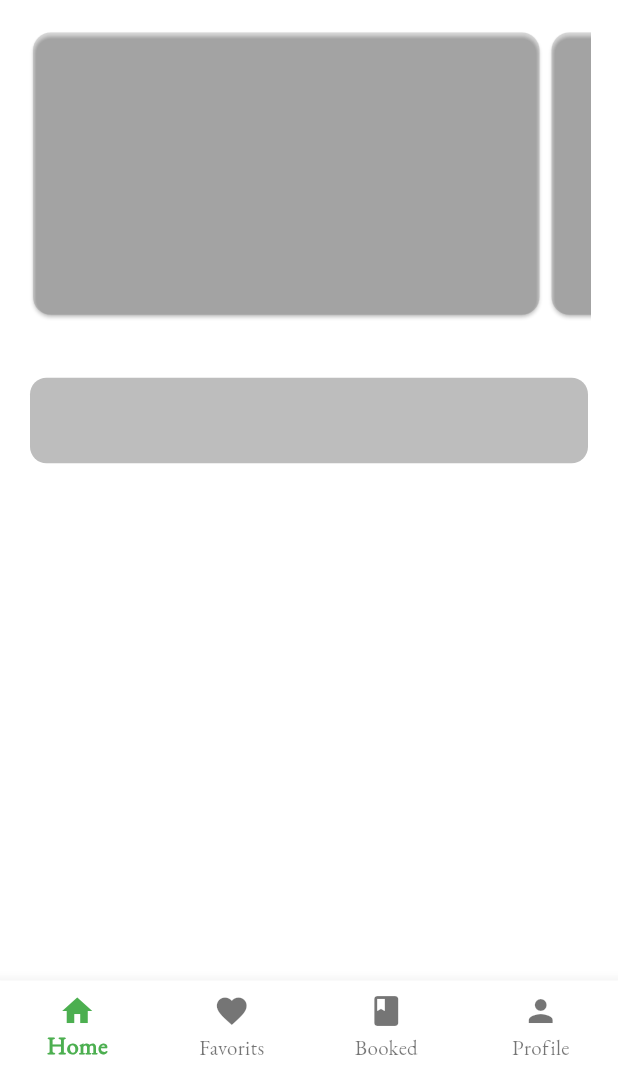
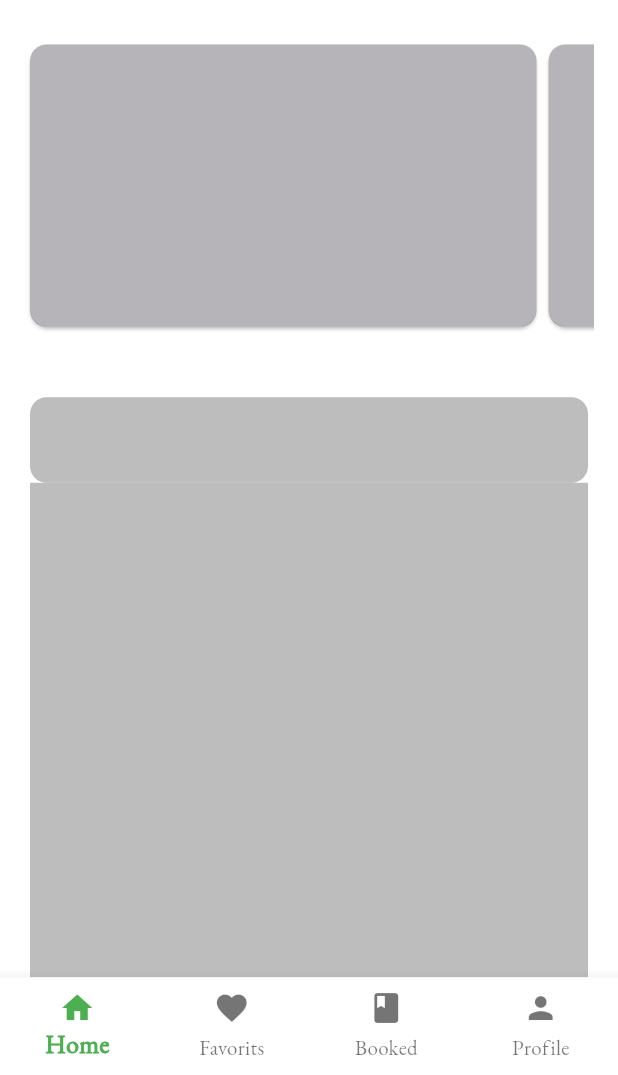
Before and after one commit to Parth-FlutterDeveloper/Farm_Fusion, a Flutter app: the screen it shows after launch, on a phone screen of 412 x 824 dp, the part 161-1236 px from its top. Run offline on Flutter 3.47's test engine with Material 3 defaults, Android fonts, the light colour scheme and no system bars; our stand-ins replace firebase_core, fluttertoast, get; accounts and stored records are empty.

Commit message:
6 Commit 6.0

```diff
--- a/lib/Routes/routes.dart
+++ b/lib/Routes/routes.dart
@@ -1,6 +1,5 @@
 
 import 'package:farm_booking_app/Routes/routes_name.dart';
-import 'package:farm_booking_app/Screens/App%20Screen/home_screen.dart';
 import 'package:farm_booking_app/Screens/splash_screen.dart';
 import 'package:farm_booking_app/Widgets/Navbar%20Widget/navbar_widget.dart';
 import 'package:get/get.dart';
--- a/lib/Screens/App Screen/home_screen.dart
+++ /dev/null
@@ -1,65 +0,0 @@
-import 'package:flutter/material.dart';
-import 'package:get/get.dart';
-
-class HomeScreen extends StatefulWidget {
-  const HomeScreen({super.key});
-
-  @override
-  State<HomeScreen> createState() => _HomeScreenState();
-}
-
-class _HomeScreenState extends State<HomeScreen> {
-  @override
-  Widget build(BuildContext context) {
-    return Scaffold(
-      backgroundColor: Colors.white,
-      body: Column(
-        mainAxisAlignment: MainAxisAlignment.start,
-        crossAxisAlignment: CrossAxisAlignment.start,
-        children: [
-          SizedBox(height: 60),
-          Center(
-            child: Text("Farm Fusion",style: TextStyle(
-              fontSize: 33,
-              fontWeight: FontWeight.bold,
-              fontFamily: "LocalFont",
-              color: Colors.green,
-              letterSpacing: 1.5
-            ),),
-          ),
-          Container(
-            height: Get.height / 4.2,
-            width: Get.width,
-            margin: EdgeInsets.all(18),
-            child: ListView.builder(
-                itemCount: 4,
-                shrinkWrap: true,
-                scrollDirection: Axis.horizontal,
-                itemBuilder: (context, index){
-                  return Card(
-                    color: Colors.black12,
-                    child: Container(
-                      width: Get.width / 1.22,
-                      // child: Center(child: Text('Offers')),
-                    )
-                  );
-                }
-            ),
-          ),
-          Container(
-            height: 57,
-            width: Get.width,
-            margin: EdgeInsets.all(20.0),
-            decoration: BoxDecoration(
-              color: Colors.black26,
-              borderRadius: BorderRadius.circular(11)
-            ),
-            child: Center(
-              // child: Text('Search'),
-            ),
-          ),
-        ],
-      ),
-    );
-  }
-}
--- a/lib/Screens/App Screen/booked_screen.dart
+++ b/lib/Screens/Nav Screen/booked_screen.dart
@@ -16,7 +16,7 @@
         centerTitle: true,
         backgroundColor: Colors.green.shade300,
         title: Text("Booked Farm",style: TextStyle(
-            fontSize: 35,
+            fontSize: 30,
             fontWeight: FontWeight.bold,
             fontFamily: "LocalFont",
             color: Colors.black,
--- a/lib/Screens/App Screen/favorite_screen.dart
+++ b/lib/Screens/Nav Screen/favorite_screen.dart
@@ -16,7 +16,7 @@
         centerTitle: true,
         backgroundColor: Colors.green.shade300,
         title: Text("Favorites",style: TextStyle(
-          fontSize: 35,
+          fontSize: 30,
           fontWeight: FontWeight.bold,
           fontFamily: "LocalFont",
           color: Colors.black,
--- /dev/null
+++ b/lib/Screens/Nav Screen/home_screen.dart
@@ -0,0 +1,75 @@
+import 'package:farm_booking_app/Widgets/Home%20Widget/offer_template_widget.dart';
+import 'package:flutter/material.dart';
+import 'package:get/get.dart';
+
+class HomeScreen extends StatefulWidget {
+  const HomeScreen({super.key});
+
+  @override
+  State<HomeScreen> createState() => _HomeScreenState();
+}
+
+class _HomeScreenState extends State<HomeScreen> {
+  @override
+  Widget build(BuildContext context) {
+    return Scaffold(
+      backgroundColor: Colors.white,
+      body: SingleChildScrollView(
+        child: Column(
+          mainAxisAlignment: MainAxisAlignment.start,
+          crossAxisAlignment: CrossAxisAlignment.start,
+          children: [
+            SizedBox(height: 60),
+            Center(
+              child: Text("Farm Fusion",style: TextStyle(
+                fontSize: 33,
+                fontWeight: FontWeight.bold,
+                fontFamily: "LocalFont",
+                color: Colors.green,
+                letterSpacing: 1.5
+              ),),
+            ),
+            SizedBox(height: 10),
+            OfferTemplateWidget(),
+            Container(
+              height: 57,
+              width: Get.width,
+              margin: EdgeInsets.only(right: 20.0,left: 20.0,top: 27),
+              decoration: BoxDecoration(
+                color: Colors.black26,
+                borderRadius: BorderRadius.circular(11)
+              ),
+              child: Center(
+                // child: Text('Search'),
+              ),
+            ),
+            ListView.builder(
+                itemCount: 2,
+                shrinkWrap: true,
+                physics: NeverScrollableScrollPhysics(),
+                itemBuilder: (context, index) {
+                  return Container(
+                      margin: EdgeInsets.only(left: 20,right: 20,bottom: 20),
+                      width: Get.width,
+                      color: Colors.black26,
+                      height: Get.height / 2.5,
+                      // child: Center(child: Text('List of Farm')),
+                  );
+                }
+            ),
+            OfferTemplateWidget(),
+            Container(
+              margin: EdgeInsets.all(20),
+              height: Get.height / 4.2,
+              decoration: BoxDecoration(
+                borderRadius: BorderRadius.circular(11),
+                color: Colors.black26
+              ),
+              // child: Center(child: Text('About App')),
+            ),
+          ],
+        ),
+      ),
+    );
+  }
+}
--- /dev/null
+++ b/lib/Widgets/Home Widget/offer_template_widget.dart
@@ -0,0 +1,38 @@
+import 'package:flutter/material.dart';
+import 'package:get/get.dart';
+
+class OfferTemplateWidget extends StatefulWidget {
+  const OfferTemplateWidget({super.key});
+
+  @override
+  State<OfferTemplateWidget> createState() => _OfferTemplateWidgetState();
+}
+
+class _OfferTemplateWidgetState extends State<OfferTemplateWidget> {
+  @override
+  Widget build(BuildContext context) {
+    return Container(
+      height: Get.height / 4.2,
+      width: Get.width,
+      margin: EdgeInsets.all(16),
+      child: ListView.builder(
+          itemCount: 4,
+          shrinkWrap: true,
+          scrollDirection: Axis.horizontal,
+          itemBuilder: (context, index){
+            return Card(
+                surfaceTintColor: Colors.white,
+                child: Container(
+                  width: Get.width / 1.22,
+                  decoration: BoxDecoration(
+                    color: Colors.black26,
+                    borderRadius: BorderRadius.circular(11)
+                  ),
+                  // child: Center(child: Text('Offers')),
+                )
+            );
+          }
+      ),
+    );
+  }
+}
--- a/lib/Widgets/Navbar Widget/navbar_widget.dart
+++ b/lib/Widgets/Navbar Widget/navbar_widget.dart
@@ -1,7 +1,7 @@
-import 'package:farm_booking_app/Screens/App%20Screen/booked_screen.dart';
-import 'package:farm_booking_app/Screens/App%20Screen/favorite_screen.dart';
-import 'package:farm_booking_app/Screens/App%20Screen/home_screen.dart';
-import 'package:farm_booking_app/Screens/App%20Screen/profile_screen.dart';
+import 'package:farm_booking_app/Screens/Nav%20Screen/booked_screen.dart';
+import 'package:farm_booking_app/Screens/Nav%20Screen/favorite_screen.dart';
+import 'package:farm_booking_app/Screens/Nav%20Screen/home_screen.dart';
+import 'package:farm_booking_app/Screens/Nav%20Screen/profile_screen.dart';
 import 'package:flutter/material.dart';
 
 class NavbarWidget extends StatefulWidget {
@@ -34,7 +34,7 @@
           selectedItemColor: Colors.green,
           selectedLabelStyle: TextStyle(
             fontWeight: FontWeight.bold,
-            fontSize: 16,
+            fontSize: 17,
             fontFamily: "LocalFont"
           ),
           unselectedLabelStyle: TextStyle(
@@ -48,7 +48,7 @@
             });
           },
           items: [
-            BottomNavigationBarItem(icon: Icon(Icons.home), label: "Home"),
+            BottomNavigationBarItem(icon: Icon(Icons.home), label: "Home",),
             BottomNavigationBarItem(icon: Icon(Icons.favorite), label: "Favorits"),
             BottomNavigationBarItem(icon: Icon(Icons.book), label: "Booked"),
             BottomNavigationBarItem(icon: Icon(Icons.person), label: "Profile"),
```
Also changed, not shown: lib/Screens/Nav Screen/profile_screen.dart (renamed from lib/Screens/App Screen/profile_screen.dart).
